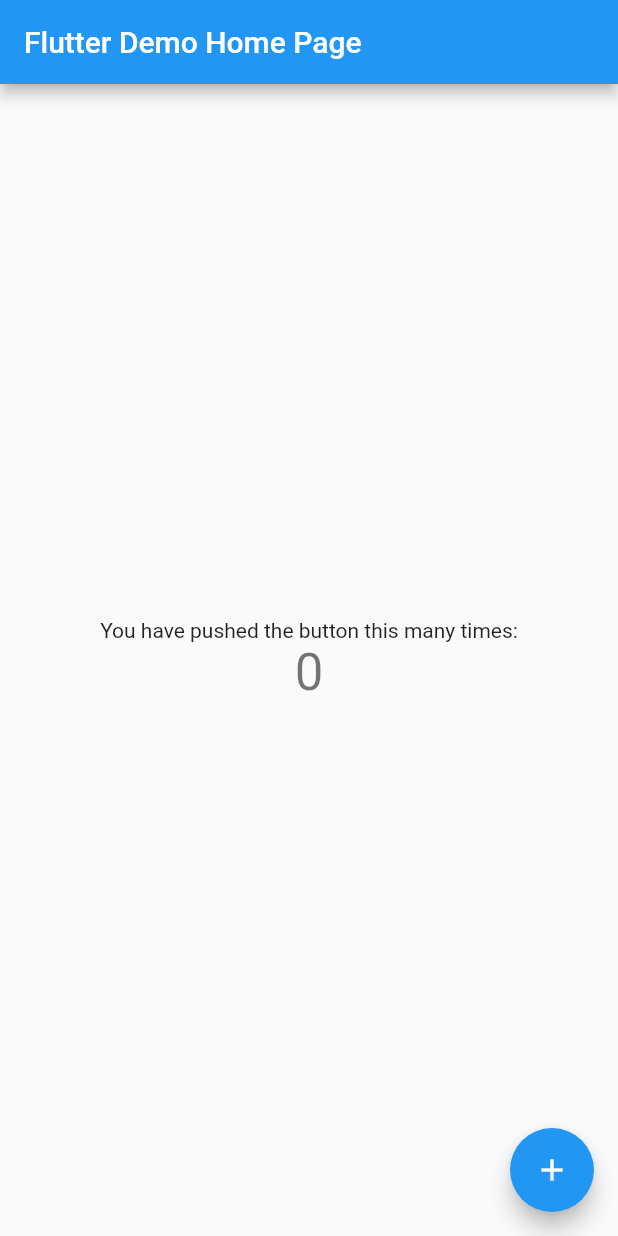
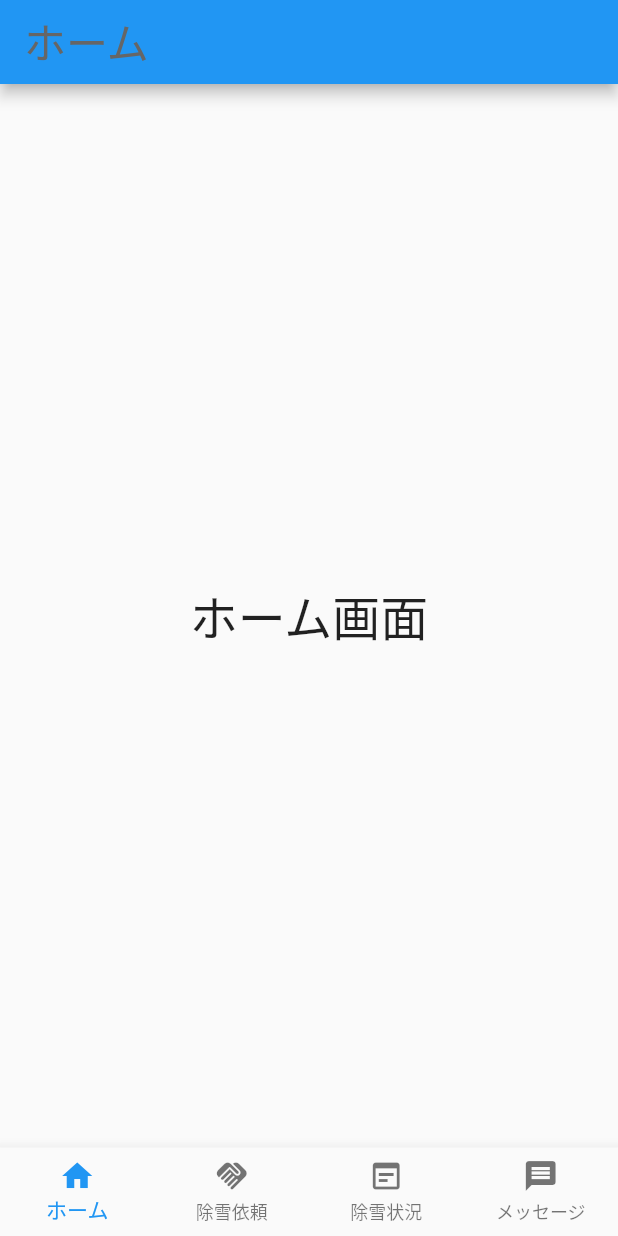
Before and after one commit to spr2140852/github_test, a Flutter app: the screen it shows after launch, on a phone screen of 412 x 824 dp. Run offline on Flutter 3.47's test engine with Material 2 defaults, Android fonts, the phone set to English and light mode, and no system bars.

Commit message:
フッターを作成しました

```diff
--- /dev/null
+++ b/lib/kono.dart
@@ -0,0 +1,63 @@
+import 'package:flutter/material.dart';
+
+import 'screens/kono_home.dart';
+import 'screens/kono_workRequest.dart';
+import 'screens/kono_workStatus.dart';
+import 'screens/kono_message.dart';
+
+class MyApp extends StatelessWidget {
+  const MyApp({Key? key}) : super(key: key);
+
+  @override
+  Widget build(BuildContext context) {
+    return MaterialApp(
+      title: 'Kono Test',
+      theme: ThemeData(
+        primarySwatch: Colors.blue,
+      ),
+      home: const MyStatefulWidget(),
+    );
+  }
+}
+
+class MyStatefulWidget extends StatefulWidget {
+  const MyStatefulWidget({Key? key}) : super(key: key);
+
+  @override
+  State<MyStatefulWidget> createState() => _MyStatefulWidgetState();
+}
+
+class _MyStatefulWidgetState extends State<MyStatefulWidget> {
+  static const _screens = [
+    HomeScreen(),
+    WorkRequestScreen(),
+    WorkStatusScreen(),
+    MessageScreen(),
+  ];
+
+  int _selectedIndex = 0;
+
+  void _onItemTapped(int index) {
+    setState(() {
+      _selectedIndex = index;
+    });
+  }
+
+  @override
+  Widget build(BuildContext context) {
+    return Scaffold(
+      body: _screens[_selectedIndex],
+      bottomNavigationBar: BottomNavigationBar(
+        currentIndex: _selectedIndex,
+        onTap: _onItemTapped,
+        items: const <BottomNavigationBarItem> [
+          BottomNavigationBarItem(icon: Icon(Icons.home), label: 'ホーム'),
+          BottomNavigationBarItem(icon: Icon(Icons.handshake), label: '除雪依頼'),
+          BottomNavigationBarItem(icon: Icon(Icons.wysiwyg), label: '除雪状況'),
+          BottomNavigationBarItem(icon: Icon(Icons.message), label: 'メッセージ'),
+        ],
+        type: BottomNavigationBarType.fixed,
+      ),
+    );
+  }
+}
--- a/lib/main.dart
+++ b/lib/main.dart
@@ -1,115 +1,7 @@
 import 'package:flutter/material.dart';
+
+import 'kono.dart';
 
 void main() {
   runApp(const MyApp());
 }
-
-class MyApp extends StatelessWidget {
-  const MyApp({super.key});
-
-  // This widget is the root of your application.
-  @override
-  Widget build(BuildContext context) {
-    return MaterialApp(
-      title: 'Flutter Demo',
-      theme: ThemeData(
-        // This is the theme of your application.
-        //
-        // Try running your application with "flutter run". You'll see the
-        // application has a blue toolbar. Then, without quitting the app, try
-        // changing the primarySwatch below to Colors.green and then invoke
-        // "hot reload" (press "r" in the console where you ran "flutter run",
-        // or simply save your changes to "hot reload" in a Flutter IDE).
-        // Notice that the counter didn't reset back to zero; the application
-        // is not restarted.
-        primarySwatch: Colors.blue,
-      ),
-      home: const MyHomePage(title: 'Flutter Demo Home Page'),
-    );
-  }
-}
-
-class MyHomePage extends StatefulWidget {
-  const MyHomePage({super.key, required this.title});
-
-  // This widget is the home page of your application. It is stateful, meaning
-  // that it has a State object (defined below) that contains fields that affect
-  // how it looks.
-
-  // This class is the configuration for the state. It holds the values (in this
-  // case the title) provided by the parent (in this case the App widget) and
-  // used by the build method of the State. Fields in a Widget subclass are
-  // always marked "final".
-
-  final String title;
-
-  @override
-  State<MyHomePage> createState() => _MyHomePageState();
-}
-
-class _MyHomePageState extends State<MyHomePage> {
-  int _counter = 0;
-
-  void _incrementCounter() {
-    setState(() {
-      // This call to setState tells the Flutter framework that something has
-      // changed in this State, which causes it to rerun the build method below
-      // so that the display can reflect the updated values. If we changed
-      // _counter without calling setState(), then the build method would not be
-      // called again, and so nothing would appear to happen.
-      _counter++;
-    });
-  }
-
-  @override
-  Widget build(BuildContext context) {
-    // This method is rerun every time setState is called, for instance as done
-    // by the _incrementCounter method above.
-    //
-    // The Flutter framework has been optimized to make rerunning build methods
-    // fast, so that you can just rebuild anything that needs updating rather
-    // than having to individually change instances of widgets.
-    return Scaffold(
-      appBar: AppBar(
-        // Here we take the value from the MyHomePage object that was created by
-        // the App.build method, and use it to set our appbar title.
-        title: Text(widget.title),
-      ),
-      body: Center(
-        // Center is a layout widget. It takes a single child and positions it
-        // in the middle of the parent.
-        child: Column(
-          // Column is also a layout widget. It takes a list of children and
-          // arranges them vertically. By default, it sizes itself to fit its
-          // children horizontally, and tries to be as tall as its parent.
-          //
-          // Invoke "debug painting" (press "p" in the console, choose the
-          // "Toggle Debug Paint" action from the Flutter Inspector in Android
-          // Studio, or the "Toggle Debug Paint" command in Visual Studio Code)
-          // to see the wireframe for each widget.
-          //
-          // Column has various properties to control how it sizes itself and
-          // how it positions its children. Here we use mainAxisAlignment to
-          // center the children vertically; the main axis here is the vertical
-          // axis because Columns are vertical (the cross axis would be
-          // horizontal).
-          mainAxisAlignment: MainAxisAlignment.center,
-          children: <Widget>[
-            const Text(
-              'You have pushed the button this many times:',
-            ),
-            Text(
-              '$_counter',
-              style: Theme.of(context).textTheme.headline4,
-            ),
-          ],
-        ),
-      ),
-      floatingActionButton: FloatingActionButton(
-        onPressed: _incrementCounter,
-        tooltip: 'Increment',
-        child: const Icon(Icons.add),
-      ), // This trailing comma makes auto-formatting nicer for build methods.
-    );
-  }
-}
--- /dev/null
+++ b/lib/screens/kono_home.dart
@@ -0,0 +1,26 @@
+import 'package:flutter/material.dart';
+
+class HomeScreen extends StatelessWidget {
+  const HomeScreen({Key? key}) : super(key: key);
+
+  @override
+  Widget build(BuildContext context) {
+    return Scaffold(
+      appBar: AppBar(
+        title: const Text('ホーム',
+          style: TextStyle(
+            fontSize: 28.0,
+            color: Color(0xff666666)
+          ),
+        ),
+      ),
+      body: const Center(
+          child: Text('ホーム画面',
+              style: TextStyle(
+                  fontSize: 32.0
+              ),
+          ),
+      ),
+    );
+  }
+}
```
Also changed, not shown: lib/screens/kono_message.dart (added, +26 -0 lines), lib/screens/kono_workRequest.dart (added, +26 -0 lines), lib/screens/kono_workStatus.dart (added, +26 -0 lines), pubspec.yaml (+7 -15 lines), lib/momona.dart (added), lib/ono.dart (added), lib/reira.dart (added).
